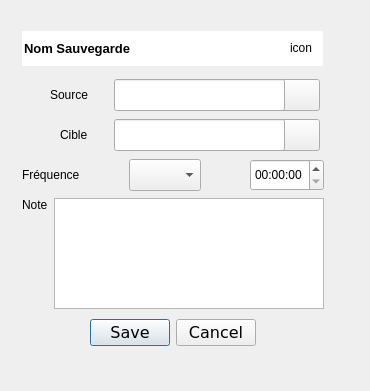
First picture: the form in src/views/forms/backupformdialog.ui, repository LP-ACPI/VerrouYEAH, before the edit.
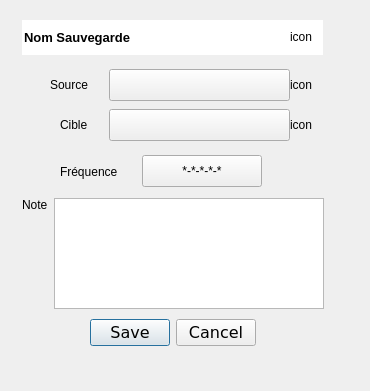
Second picture: the form after the edit.

What changed in the file:
```diff
--- a/src/views/forms/backupformdialog.ui
+++ b/src/views/forms/backupformdialog.ui
@@ -17,7 +17,7 @@
    <property name="geometry">
     <rect>
      <x>22</x>
-     <y>31</y>
+     <y>20</y>
      <width>301</width>
      <height>35</height>
     </rect>
@@ -50,21 +50,21 @@
    <property name="geometry">
     <rect>
      <x>290</x>
-     <y>30</y>
-     <width>35</width>
-     <height>35</height>
+     <y>23</y>
+     <width>28</width>
+     <height>28</height>
     </rect>
    </property>
    <property name="minimumSize">
     <size>
-     <width>35</width>
-     <height>35</height>
+     <width>28</width>
+     <height>28</height>
     </size>
    </property>
    <property name="maximumSize">
     <size>
-     <width>32</width>
-     <height>32</height>
+     <width>28</width>
+     <height>28</height>
     </size>
    </property>
    <property name="text">
@@ -75,7 +75,7 @@
    <property name="geometry">
     <rect>
      <x>50</x>
-     <y>79</y>
+     <y>69</y>
      <width>45</width>
      <height>31</height>
     </rect>
@@ -84,34 +84,12 @@
     <string>Source</string>
    </property>
   </widget>
-  <widget class="QLineEdit" name="sourceInput">
-   <property name="geometry">
-    <rect>
-     <x>114</x>
-     <y>79</y>
-     <width>171</width>
-     <height>32</height>
-    </rect>
-   </property>
-   <property name="minimumSize">
-    <size>
-     <width>0</width>
-     <height>32</height>
-    </size>
-   </property>
-   <property name="maximumSize">
-    <size>
-     <width>175</width>
-     <height>16777215</height>
-    </size>
-   </property>
-  </widget>
   <widget class="QPushButton" name="sourceChoiceButton">
    <property name="geometry">
     <rect>
-     <x>280</x>
-     <y>79</y>
-     <width>40</width>
+     <x>109</x>
+     <y>69</y>
+     <width>181</width>
      <height>32</height>
     </rect>
    </property>
@@ -127,6 +105,9 @@
      <height>0</height>
     </size>
    </property>
+   <property name="styleSheet">
+    <string notr="true">text-align:left</string>
+   </property>
    <property name="text">
     <string/>
    </property>
@@ -140,9 +121,9 @@
   <widget class="QPushButton" name="targetChoiceButton">
    <property name="geometry">
     <rect>
-     <x>280</x>
-     <y>119</y>
-     <width>40</width>
+     <x>109</x>
+     <y>109</y>
+     <width>181</width>
      <height>32</height>
     </rect>
    </property>
@@ -156,33 +137,11 @@
     <string/>
    </property>
   </widget>
-  <widget class="QLineEdit" name="targetInput">
-   <property name="geometry">
-    <rect>
-     <x>114</x>
-     <y>119</y>
-     <width>171</width>
-     <height>32</height>
-    </rect>
-   </property>
-   <property name="minimumSize">
-    <size>
-     <width>1</width>
-     <height>32</height>
-    </size>
-   </property>
-   <property name="maximumSize">
-    <size>
-     <width>175</width>
-     <height>16777215</height>
-    </size>
-   </property>
-  </widget>
   <widget class="QLabel" name="label_3">
    <property name="geometry">
     <rect>
      <x>60</x>
-     <y>119</y>
+     <y>109</y>
      <width>31</width>
      <height>31</height>
     </rect>
@@ -228,10 +187,10 @@
   <widget class="QWidget" name="layoutWidget_1">
    <property name="geometry">
     <rect>
-     <x>22</x>
-     <y>158</y>
-     <width>302</width>
-     <height>34</height>
+     <x>60</x>
+     <y>151</y>
+     <width>221</width>
+     <height>41</height>
     </rect>
    </property>
    <layout class="QHBoxLayout" name="horizontalLayout">
@@ -256,13 +215,16 @@
      </spacer>
     </item>
     <item>
-     <widget class="QComboBox" name="comboBox">
+     <widget class="QPushButton" name="pushButton">
       <property name="minimumSize">
        <size>
-        <width>0</width>
+        <width>120</width>
         <height>32</height>
        </size>
       </property>
+      <property name="text">
+       <string>*-*-*-*-*</string>
+      </property>
      </widget>
     </item>
     <item>
@@ -278,16 +240,6 @@
       </property>
      </spacer>
     </item>
-    <item>
-     <widget class="QTimeEdit" name="timeEdit">
-      <property name="minimumSize">
-       <size>
-        <width>0</width>
-        <height>32</height>
-       </size>
-      </property>
-     </widget>
-    </item>
    </layout>
   </widget>
   <widget class="QWidget" name="layoutWidget">
@@ -315,6 +267,69 @@
     </item>
    </layout>
   </widget>
+  <widget class="QLabel" name="sourceIcon">
+   <property name="geometry">
+    <rect>
+     <x>290</x>
+     <y>70</y>
+     <width>30</width>
+     <height>30</height>
+    </rect>
+   </property>
+   <property name="minimumSize">
+    <size>
+     <width>30</width>
+     <height>30</height>
+    </size>
+   </property>
+   <property name="maximumSize">
+    <size>
+     <width>30</width>
+     <height>30</height>
+    </size>
+   </property>
+   <property name="autoFillBackground">
+    <bool>false</bool>
+   </property>
+   <property name="text">
+    <string>icon</string>
+   </property>
+   <property name="scaledContents">
+    <bool>false</bool>
+   </property>
+  </widget>
+  <widget class="QLabel" name="targetIcon">
+   <property name="geometry">
+    <rect>
+     <x>290</x>
+     <y>110</y>
+     <width>30</width>
+     <height>30</height>
+    </rect>
+   </property>
+   <property name="minimumSize">
+    <size>
+     <width>30</width>
+     <height>30</height>
+    </size>
+   </property>
+   <property name="maximumSize">
+    <size>
+     <width>30</width>
+     <height>30</height>
+    </size>
+   </property>
+   <property name="autoFillBackground">
+    <bool>false</bool>
+   </property>
+   <property name="text">
+    <string>icon</string>
+   </property>
+   <property name="scaledContents">
+    <bool>false</bool>
+   </property>
+  </widget>
+  <zorder>layoutWidget_1</zorder>
   <zorder>nameInput</zorder>
   <zorder>label_2</zorder>
   <zorder>sourceChoiceButton</zorder>
```
Left out of the diff: 5 changed lines with no effect on the pictures.
